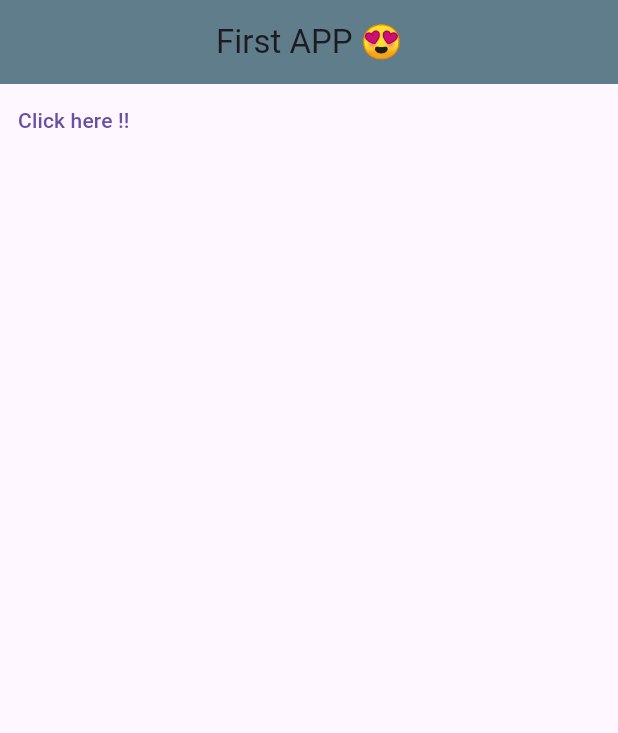
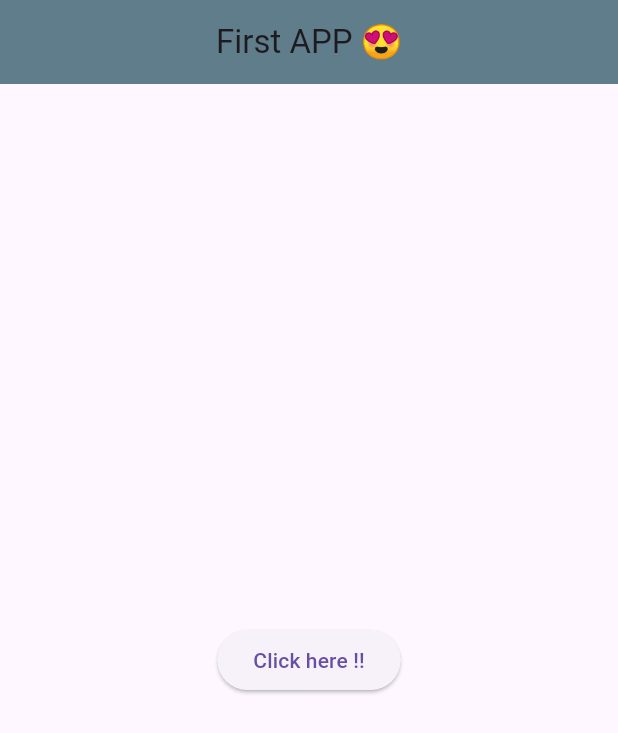
Before and after one commit to Raj-Mandal-20/first_flutter_app, a Flutter app: the screen it shows after launch, on a phone screen of 412 x 824 dp. Shown: the top 733 px of the screen. Run offline on Flutter 3.47's test engine with Material 3 defaults, Android fonts, the phone set to English and light mode, and no system bars.

Commit message:
Elevated Button

```diff
--- a/lib/main.dart
+++ b/lib/main.dart
@@ -23,8 +23,8 @@ class Home extends StatelessWidget {
         backgroundColor: Colors.blueGrey,
 
       ),
-      body: Container(
-        child: TextButton(
+      body: Center(
+        child: ElevatedButton(
           child: Text('Click here !!'),
           onPressed: (){
             print('Text button Pressed');
```
